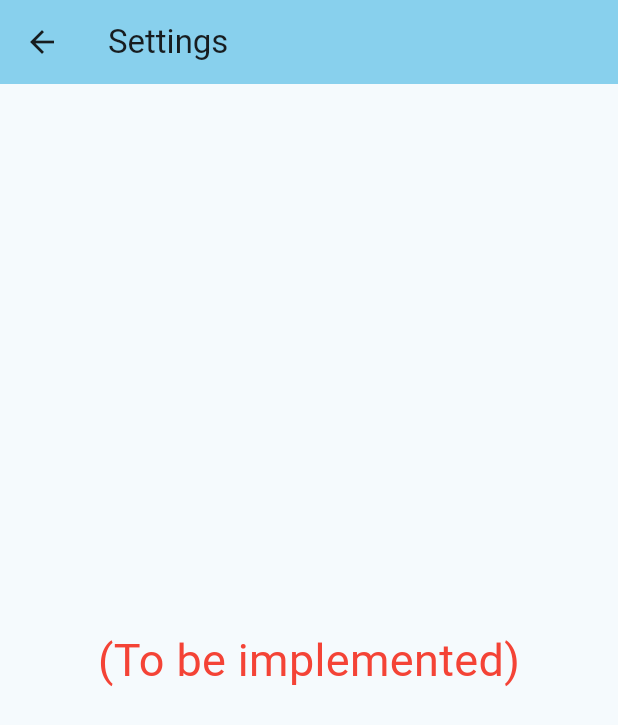
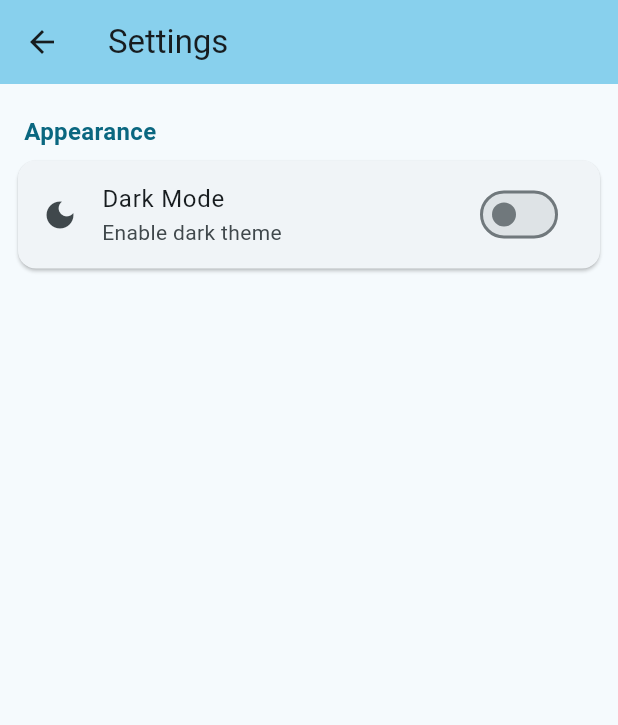
Before and after one commit to DBS-Group-Capstone/Lego-Brick-Counter, a Flutter app: the SettingsPage screen opened by its route, on a phone screen of 412 x 824 dp. Shown: the top 725 px of the screen. Run offline on Flutter 3.47's test engine with Material 3 defaults, Android fonts, the phone set to English and light mode, and no system bars; our stand-ins replace camera, cross_file, sqflite, sqflite_common_ffi; missing offline and left inert: cross_file_image, ultralytics_yolo; accounts and stored records are empty.

Commit message:
Added dark mode toggle to settings

```diff
--- /dev/null
+++ b/lib/light_theme.dart
@@ -0,0 +1,12 @@
+import 'package:flutter/material.dart';
+
+class AppLightTheme {
+  static ThemeData get theme {
+    return ThemeData(
+      brightness: Brightness.light,
+      colorScheme: ColorScheme.fromSeed(
+        seedColor: const Color.fromARGB(255, 13, 207, 255),
+      ),
+    );
+  }
+}
--- a/lib/other_aboutPage.dart
+++ b/lib/other_aboutPage.dart
@@ -24,9 +24,8 @@ class _AboutPageState extends State<AboutPage> {
       ),
       body: Center(
         child: Text(
-          'Lego Brick Counter is an objcet detection system that identifies and logs Lego bricks from images.\nThis project started development in 2025 by a group of students.',
+          'Lego Brick Binder is an object detection system that identifies Lego bricks from images using YOLO26. The Legos are then logged\nin a local collection by type, color, and size. This project started development in 2025 by a group of students.',
           style: TextStyle(
-            //color: Colors.red,
             fontSize: 30
           )
         )
--- a/lib/other_settingsPage.dart
+++ b/lib/other_settingsPage.dart
@@ -1,8 +1,9 @@
 import 'package:flutter/material.dart';
+import 'package:provider/provider.dart';
+import 'theme_provider.dart';
 
 class SettingsPage extends StatefulWidget {
   const SettingsPage({super.key});
-
 
   @override
   State<SettingsPage> createState() => _SettingsPageState();
@@ -11,26 +12,55 @@ class SettingsPage extends StatefulWidget {
 class _SettingsPageState extends State<SettingsPage> {
   @override
   Widget build(BuildContext context) {
+    final themeProvider = Provider.of<ThemeProvider>(context);
+
     return Scaffold(
       appBar: AppBar(
         leading: IconButton(
           onPressed: () {
             Navigator.of(context).pop();
           },
-          icon: Icon(Icons.arrow_back)
+          icon: const Icon(Icons.arrow_back),
         ),
         backgroundColor: Theme.of(context).colorScheme.inversePrimary,
-        title: Text("Settings"),
+        title: const Text("Settings"),
       ),
-      body: Center(
-        child: Text(
-          '(To be implemented)',
-          style: TextStyle(
-            color: Colors.red,
-            fontSize: 30
-          )
-        )
-      )
+
+      body: ListView(
+        children: [
+          Padding(
+            padding: const EdgeInsets.fromLTRB(16, 20, 16, 8),
+            child: Text(
+              "Appearance",
+              style: TextStyle(
+                fontSize: 16,
+                fontWeight: FontWeight.bold,
+                color: Theme.of(context).colorScheme.primary,
+              ),
+            ),
+          ),
+
+          Card(
+            margin: const EdgeInsets.symmetric(horizontal: 12),
+            shape: RoundedRectangleBorder(
+              borderRadius: BorderRadius.circular(12),
+            ),
+            child: Column(
+              children: [
+                SwitchListTile(
+                  title: const Text("Dark Mode"),
+                  subtitle: const Text("Enable dark theme"),
+                  value: themeProvider.isDarkMode,
+                  onChanged: (value) {
+                    themeProvider.toggleTheme(value);
+                  },
+                  secondary: const Icon(Icons.dark_mode),
+                ),
+              ],
+            ),
+          ),
+        ],
+      ),
     );
   }
 }
--- /dev/null
+++ b/lib/theme_provider.dart
@@ -0,0 +1,14 @@
+import 'package:flutter/material.dart';
+
+class ThemeProvider extends ChangeNotifier {
+  ThemeMode _themeMode = ThemeMode.system;
+
+  ThemeMode get themeMode => _themeMode;
+
+  bool get isDarkMode => _themeMode == ThemeMode.dark;
+
+  void toggleTheme(bool isDark) {
+    _themeMode = isDark ? ThemeMode.dark : ThemeMode.light;
+    notifyListeners();
+  }
+}
```
Also changed, not shown: lib/dark_theme.dart (added, +40 -0 lines), lib/main.dart (+19 -7 lines).
